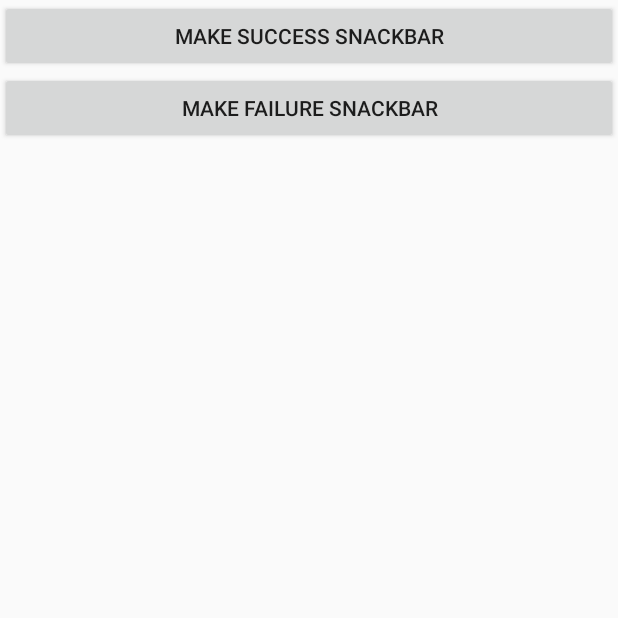
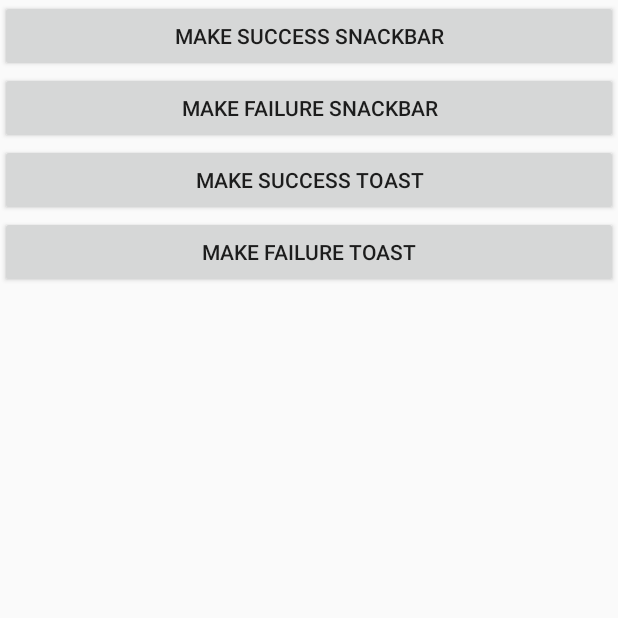
Before and after one commit to Exalis/AndroidUtils, an Android app: the screen it shows after launch (MainActivity), on a phone screen of 412 x 824 dp, the top half of it. Run offline under Robolectric (Android 15) with nearby library versions, the phone set to English and light mode, and no system bars.

Commit message:
Added Custom Toasting

```diff
--- a/AndroidUtils/src/main/java/com/exalis/androidutils/CustomSnackbar.java
+++ b/AndroidUtils/src/main/java/com/exalis/androidutils/CustomSnackbar.java
@@ -23,7 +23,6 @@ public class CustomSnackbar {
         if(offsetValues.length > 0)
             addOffset(offsetValues, snackbar);
 
-        setSnackBarGravity(snackbar, Gravity.TOP);
         snackbar.show();
     }
 
--- a/app/src/main/java/com/exalis/customandroidutils/MainActivity.java
+++ b/app/src/main/java/com/exalis/customandroidutils/MainActivity.java
@@ -4,6 +4,7 @@ import android.os.Bundle;
 import android.view.LayoutInflater;
 import androidx.appcompat.app.AppCompatActivity;
 import com.exalis.androidutils.CustomSnackbar;
+import com.exalis.androidutils.CustomToast;
 import com.exalis.customandroidutils.databinding.MainActivityBinding;
 
 public class MainActivity extends AppCompatActivity {
@@ -21,5 +22,12 @@ public class MainActivity extends AppCompatActivity {
         binding.btnSucess.setOnClickListener(view ->{
             CustomSnackbar.makeSuccessSnackbar("Bravo", this, binding.getRoot());
         });
+        binding.btnSucessToast.setOnClickListener(view ->{
+            CustomToast.makeSuccessToast(this, "Youpiiiii");
+        });
+        binding.btnFailureToast.setOnClickListener(view ->{
+            CustomToast.makeFailureToast(this, "Ha miiiiiiiiiiince");
+        });
+
     }
 }
--- a/app/src/main/res/layout/main_activity.xml
+++ b/app/src/main/res/layout/main_activity.xml
@@ -15,4 +15,14 @@
 	        android:layout_height="wrap_content"
 	        android:id="@+id/btnFailure"
 	        android:text="Make Failure Snackbar"/>
+
+	<Button android:layout_width="match_parent"
+	        android:layout_height="wrap_content"
+	        android:id="@+id/btnSucessToast"
+	        android:text="Make Success Toast"/>
+
+	<Button android:layout_width="match_parent"
+	        android:layout_height="wrap_content"
+	        android:id="@+id/btnFailureToast"
+	        android:text="Make Failure Toast"/>
 </LinearLayout>
```
Also changed, not shown: AndroidUtils/src/main/java/com/exalis/androidutils/CustomToast.java (added, +53 -0 lines).
